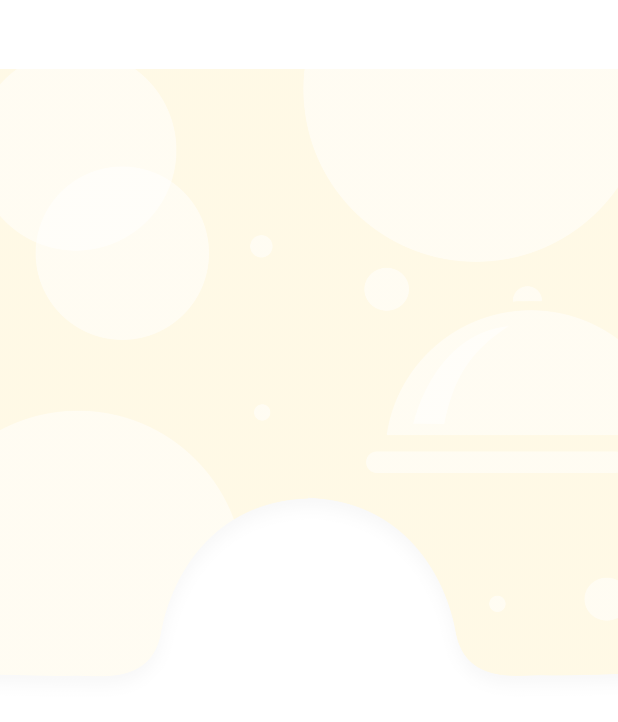
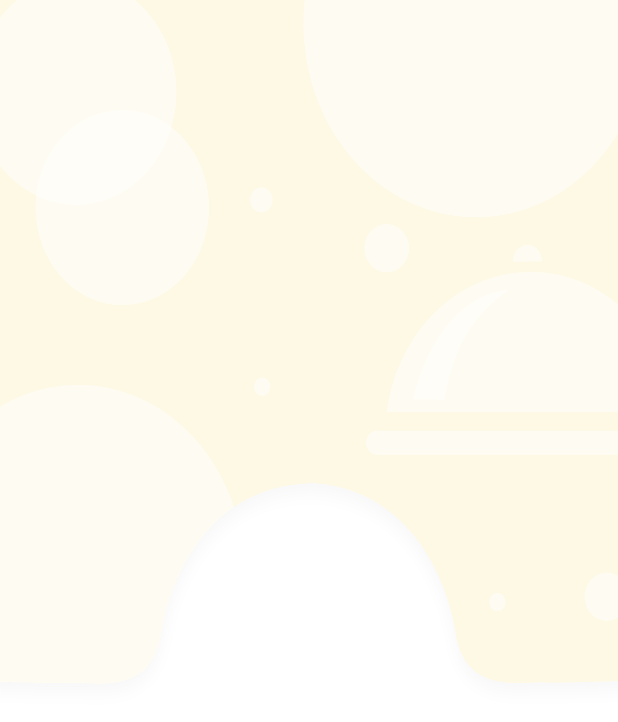
Before and after one commit to Ghanem21/OranGo, an Android app: the SplashScreen screen opened directly, with no data from a screen before it, on a phone screen of 412 x 824 dp. Shown: the top 722 px of the screen. Run offline under Robolectric (Android 15) with nearby library versions, the phone set to English and light mode, and no system bars; our stand-ins replace sdp/ssp sizes.

Commit message:
suspend function for the delay and I made the top img as a background

```diff
--- a/app/build.gradle
+++ b/app/build.gradle
@@ -57,4 +57,8 @@ dependencies {
 
     //circle indicator for viewpager
     implementation 'me.relex:circleindicator:2.1.6'
+
+    //coroutine
+    implementation("org.jetbrains.kotlinx:kotlinx-coroutines-android:1.6.1")
+
 }
--- a/app/src/main/java/com/example/orango/ui/splashscreen/SplashScreen.kt
+++ b/app/src/main/java/com/example/orango/ui/splashscreen/SplashScreen.kt
@@ -10,6 +10,10 @@ import androidx.fragment.app.Fragment
 import androidx.navigation.fragment.findNavController
 import com.example.orango.R
 import com.example.orango.databinding.FragmentSplashScreenBinding
+import kotlinx.coroutines.Dispatchers
+import kotlinx.coroutines.GlobalScope
+import kotlinx.coroutines.delay
+import kotlinx.coroutines.launch
 
 class SplashScreen : Fragment(){
     private var _binding: FragmentSplashScreenBinding? = null
@@ -33,12 +37,12 @@ class SplashScreen : Fragment(){
         binding.logo.startAnimation(fadedAnim)
         binding.qoute.startAnimation(fadedAnim)
 
-        // we used the postDelayed(Runnable, time) method
-        // to send a message with a delayed time.
-        @Suppress("DEPRECATION")
-        Handler().postDelayed({
-            findNavController().navigate(R.id.action_splashScreen_to_onBoardingFragment)
-        }, 4000) // 4000 is the delayed time in milliseconds.
-
+        GlobalScope.launch(Dispatchers.Main) {
+            delayedTimeForFragment()
+        }
+    }
+    private suspend fun delayedTimeForFragment(){
+        delay(4000)
+        findNavController().navigate(R.id.action_splashScreen_to_onBoardingFragment)
     }
 }
--- a/app/src/main/res/layout/fragment_on_boarding.xml
+++ b/app/src/main/res/layout/fragment_on_boarding.xml
@@ -15,6 +15,7 @@
         android:text="@string/skip"
         android:textColor="@color/light_gray"
         android:textSize="@dimen/_16ssp"
+        android:fontFamily="@font/product_sans_italic"
         android:textAllCaps="false"
         app:layout_constraintBottom_toTopOf="@+id/nextButton"
         app:layout_constraintEnd_toEndOf="parent"
--- a/app/src/main/res/layout/fragment_splash_screen.xml
+++ b/app/src/main/res/layout/fragment_splash_screen.xml
@@ -4,17 +4,10 @@
     xmlns:tools="http://schemas.android.com/tools"
     android:layout_width="match_parent"
     android:layout_height="match_parent"
+    android:id="@+id/top_logo"
+    android:background="@drawable/top_image"
     tools:context=".ui.splashscreen.SplashScreen">
 
-    <ImageView
-        android:id="@+id/top_logo"
-        android:layout_width="match_parent"
-        android:layout_height="wrap_content"
-        android:src="@drawable/top_image"
-        app:layout_constraintBottom_toBottomOf="parent"
-        app:layout_constraintEnd_toEndOf="parent"
-        app:layout_constraintStart_toStartOf="parent"
-        app:layout_constraintTop_toTopOf="parent" />
 
     <ImageView
         android:id="@+id/logo"
@@ -35,6 +28,8 @@
         android:layout_marginTop="16dp"
         android:gravity="center"
         android:text="@string/orango"
+        app:layout_constraintEnd_toEndOf="@+id/logo"
+        app:layout_constraintStart_toStartOf="@+id/logo"
         app:layout_constraintTop_toBottomOf="@+id/logo" />
 
 </androidx.constraintlayout.widget.ConstraintLayout>
--- a/app/src/main/res/layout/fragment_view_pager.xml
+++ b/app/src/main/res/layout/fragment_view_pager.xml
@@ -8,8 +8,8 @@
 
     <ImageView
         android:id="@+id/imageView"
-        android:layout_width="@dimen/_275sdp"
-        android:layout_height="@dimen/_275sdp"
+        android:layout_width="@dimen/_250sdp"
+        android:layout_height="@dimen/_250sdp"
         app:layout_constraintBottom_toTopOf="@+id/title"
         app:layout_constraintEnd_toEndOf="parent"
         app:layout_constraintStart_toStartOf="parent"
@@ -36,7 +36,7 @@
         android:layout_height="wrap_content"
         android:gravity="center"
         android:text="@string/you_can_now_skip_long_queues_at_stores_while_shopping"
-        android:textSize="@dimen/_21sdp"
+        android:textSize="@dimen/_16sdp"
         app:layout_constraintBottom_toBottomOf="parent"
         app:layout_constraintEnd_toEndOf="@+id/title"
         app:layout_constraintHorizontal_bias="0.0"
--- a/app/src/main/res/values/strings.xml
+++ b/app/src/main/res/values/strings.xml
@@ -3,8 +3,7 @@
     <string name="skip">Skip</string>
     <string name="next">next</string>
     <string name="back">back</string>
-    <!-- TODO: Remove or change this placeholder text -->
-    <string name="hello_blank_fragment">Hello blank fragment</string>
+
     <string name="no_more_long_queues">No more long queues</string>
     <string name="you_can_now_skip_long_queues_at_stores_while_shopping">You can now skip long queues at stores while shopping</string>
 
--- a/app/src/main/res/values/styles.xml
+++ b/app/src/main/res/values/styles.xml
@@ -9,12 +9,12 @@
 
     <style name="TitleTextView">
         <item name="android:textStyle">bold</item>
-        <item name="android:textSize">@dimen/_27ssp</item>
+        <item name="android:textSize">@dimen/_26sdp</item>
     </style>
 
     <style name="TextStyle">
         <item name="android:textColor">@color/gray</item>
-        <item name="android:fontFamily">sans-serif</item>
+        <item name="android:fontFamily">@font/product_sans_regular</item>
     </style>
 
 </resources>
--- a/app/src/main/res/values/themes.xml
+++ b/app/src/main/res/values/themes.xml
@@ -10,7 +10,7 @@
         <item name="colorSecondaryVariant">@color/teal_700</item>
         <item name="colorOnSecondary">@color/black</item>
         <!-- Status bar color. -->
-        <item name="android:statusBarColor">?attr/colorPrimaryVariant</item>
+        <item name="android:statusBarColor">@color/yellowLight</item>
         <!-- Customize your theme here. -->
         <item name="android:textViewStyle">@style/TextStyle</item>
     </style>
```
